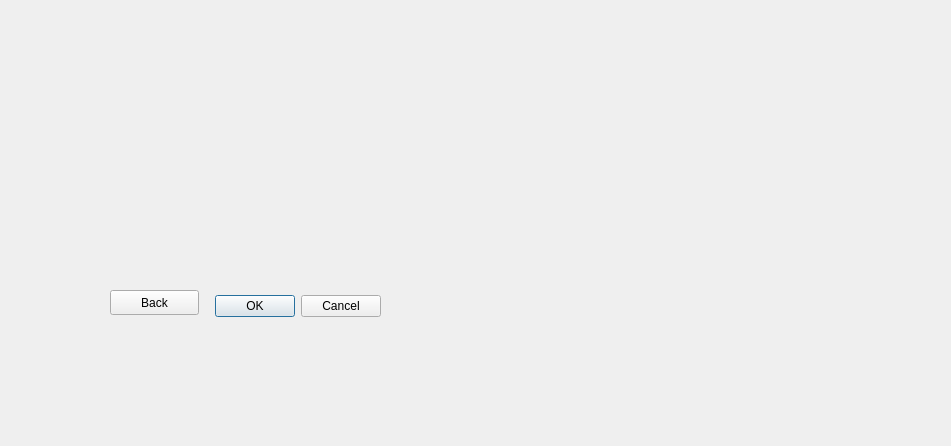
First picture: the form in src/gui/ibf_mainwindow.ui, repository JensUweUlrich/ReadBouncer, before the edit.
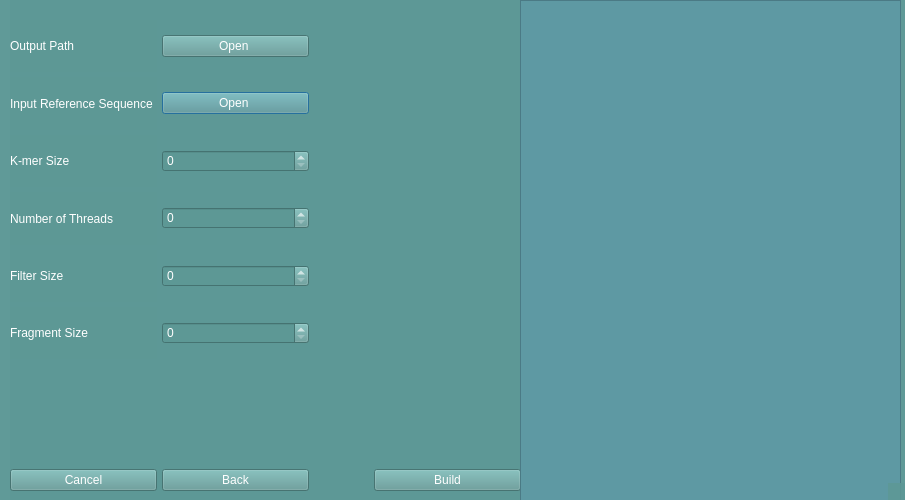
Second picture: the form after the edit.

```diff
--- a/src/gui/ibf_mainwindow.ui
+++ b/src/gui/ibf_mainwindow.ui
@@ -6,46 +6,415 @@
    <rect>
     <x>0</x>
     <y>0</y>
-    <width>951</width>
-    <height>446</height>
+    <width>905</width>
+    <height>500</height>
    </rect>
   </property>
-  <property name="sizePolicy">
-   <sizepolicy hsizetype="Minimum" vsizetype="Preferred">
-    <horstretch>0</horstretch>
-    <verstretch>0</verstretch>
-   </sizepolicy>
+  <property name="minimumSize">
+   <size>
+    <width>905</width>
+    <height>500</height>
+   </size>
+  </property>
+  <property name="maximumSize">
+   <size>
+    <width>905</width>
+    <height>500</height>
+   </size>
+  </property>
+  <property name="focusPolicy">
+   <enum>Qt::NoFocus</enum>
   </property>
   <property name="windowTitle">
    <string>Dialog</string>
   </property>
-  <widget class="QDialogButtonBox" name="buttonBox">
+  <property name="layoutDirection">
+   <enum>Qt::LeftToRight</enum>
+  </property>
+  <property name="autoFillBackground">
+   <bool>false</bool>
+  </property>
+  <property name="styleSheet">
+   <string notr="true">background-color: rgba(93, 152, 150, 220);</string>
+  </property>
+  <property name="sizeGripEnabled">
+   <bool>true</bool>
+  </property>
+  <property name="modal">
+   <bool>true</bool>
+  </property>
+  <widget class="QWidget" name="gridLayoutWidget">
    <property name="geometry">
     <rect>
-     <x>40</x>
-     <y>290</y>
-     <width>341</width>
-     <height>32</height>
+     <x>10</x>
+     <y>0</y>
+     <width>511</width>
+     <height>501</height>
     </rect>
    </property>
-   <property name="orientation">
-    <enum>Qt::Horizontal</enum>
-   </property>
-   <property name="standardButtons">
-    <set>QDialogButtonBox::Cancel|QDialogButtonBox::Ok</set>
-   </property>
+   <layout class="QGridLayout" name="gridLayout">
+    <property name="sizeConstraint">
+     <enum>QLayout::SetMaximumSize</enum>
+    </property>
+    <property name="spacing">
+     <number>5</number>
+    </property>
+    <item row="7" column="1">
+     <widget class="QLabel" name="label_4">
+      <property name="styleSheet">
+       <string notr="true">border-color: rgb(0, 0, 0);
+color: rgb(255, 255, 255);</string>
+      </property>
+      <property name="text">
+       <string>K-mer Size</string>
+      </property>
+     </widget>
+    </item>
+    <item row="5" column="5">
+     <layout class="QFormLayout" name="formLayout"/>
+    </item>
+    <item row="10" column="1">
+     <widget class="QLabel" name="label_2">
+      <property name="styleSheet">
+       <string notr="true">border-color: rgb(0, 0, 0);
+color: rgb(255, 255, 255);</string>
+      </property>
+      <property name="text">
+       <string>Fragment Size</string>
+      </property>
+     </widget>
+    </item>
+    <item row="7" column="6">
+     <widget class="QSpinBox" name="spinBox_3">
+      <property name="styleSheet">
+       <string notr="true">border-color: rgb(0, 0, 0);
+color: rgb(255, 255, 255);</string>
+      </property>
+      <property name="maximum">
+       <number>31</number>
+      </property>
+     </widget>
+    </item>
+    <item row="6" column="9">
+     <spacer name="verticalSpacer_4">
+      <property name="orientation">
+       <enum>Qt::Vertical</enum>
+      </property>
+      <property name="sizeHint" stdset="0">
+       <size>
+        <width>20</width>
+        <height>40</height>
+       </size>
+      </property>
+     </spacer>
+    </item>
+    <item row="2" column="11">
+     <spacer name="horizontalSpacer_2">
+      <property name="orientation">
+       <enum>Qt::Horizontal</enum>
+      </property>
+      <property name="sizeHint" stdset="0">
+       <size>
+        <width>40</width>
+        <height>20</height>
+       </size>
+      </property>
+     </spacer>
+    </item>
+    <item row="9" column="9">
+     <spacer name="verticalSpacer_9">
+      <property name="orientation">
+       <enum>Qt::Vertical</enum>
+      </property>
+      <property name="sizeHint" stdset="0">
+       <size>
+        <width>20</width>
+        <height>40</height>
+       </size>
+      </property>
+     </spacer>
+    </item>
+    <item row="9" column="6">
+     <widget class="QSpinBox" name="spinBox_5">
+      <property name="styleSheet">
+       <string notr="true">border-color: rgb(0, 0, 0);
+color: rgb(255, 255, 255);</string>
+      </property>
+      <property name="maximum">
+       <number>1000000000</number>
+      </property>
+     </widget>
+    </item>
+    <item row="10" column="6">
+     <widget class="QSpinBox" name="spinBox_6">
+      <property name="styleSheet">
+       <string notr="true">border-color: rgb(0, 0, 0);
+color: rgb(255, 255, 255);</string>
+      </property>
+      <property name="maximum">
+       <number>1000000000</number>
+      </property>
+     </widget>
+    </item>
+    <item row="11" column="9">
+     <spacer name="verticalSpacer_7">
+      <property name="orientation">
+       <enum>Qt::Vertical</enum>
+      </property>
+      <property name="sizeHint" stdset="0">
+       <size>
+        <width>20</width>
+        <height>40</height>
+       </size>
+      </property>
+     </spacer>
+    </item>
+    <item row="8" column="6">
+     <widget class="QSpinBox" name="spinBox_4">
+      <property name="styleSheet">
+       <string notr="true">border-color: rgb(0, 0, 0);
+color: rgb(255, 255, 255);</string>
+      </property>
+     </widget>
+    </item>
+    <item row="0" column="10">
+     <layout class="QGridLayout" name="gridLayout_2"/>
+    </item>
+    <item row="14" column="6">
+     <spacer name="horizontalSpacer_5">
+      <property name="orientation">
+       <enum>Qt::Horizontal</enum>
+      </property>
+      <property name="sizeHint" stdset="0">
+       <size>
+        <width>40</width>
+        <height>20</height>
+       </size>
+      </property>
+     </spacer>
+    </item>
+    <item row="14" column="10">
+     <spacer name="verticalSpacer_11">
+      <property name="orientation">
+       <enum>Qt::Vertical</enum>
+      </property>
+      <property name="sizeHint" stdset="0">
+       <size>
+        <width>20</width>
+        <height>40</height>
+       </size>
+      </property>
+     </spacer>
+    </item>
+    <item row="6" column="6">
+     <widget class="QPushButton" name="pushButton_5">
+      <property name="styleSheet">
+       <string notr="true">border-color: rgb(0, 0, 0);
+color: rgb(255, 255, 255);</string>
+      </property>
+      <property name="text">
+       <string>Open </string>
+      </property>
+     </widget>
+    </item>
+    <item row="5" column="6">
+     <widget class="QPushButton" name="pushButton_4">
+      <property name="styleSheet">
+       <string notr="true">border-color: rgb(0, 0, 0);
+color: rgb(255, 255, 255);</string>
+      </property>
+      <property name="text">
+       <string>Open </string>
+      </property>
+     </widget>
+    </item>
+    <item row="8" column="9">
+     <spacer name="verticalSpacer_8">
+      <property name="orientation">
+       <enum>Qt::Vertical</enum>
+      </property>
+      <property name="sizeHint" stdset="0">
+       <size>
+        <width>20</width>
+        <height>40</height>
+       </size>
+      </property>
+     </spacer>
+    </item>
+    <item row="14" column="5">
+     <layout class="QVBoxLayout" name="verticalLayout_2"/>
+    </item>
+    <item row="14" column="0">
+     <layout class="QHBoxLayout" name="horizontalLayout"/>
+    </item>
+    <item row="9" column="1">
+     <widget class="QLabel" name="label">
+      <property name="styleSheet">
+       <string notr="true">border-color: rgb(0, 0, 0);
+color: rgb(255, 255, 255);</string>
+      </property>
+      <property name="text">
+       <string>Filter Size </string>
+      </property>
+     </widget>
+    </item>
+    <item row="6" column="1">
+     <widget class="QLabel" name="label_6">
+      <property name="styleSheet">
+       <string notr="true">border-color: rgb(0, 0, 0);
+color: rgb(255, 255, 255);</string>
+      </property>
+      <property name="text">
+       <string>Input Reference Sequence</string>
+      </property>
+     </widget>
+    </item>
+    <item row="14" column="2">
+     <layout class="QVBoxLayout" name="verticalLayout"/>
+    </item>
+    <item row="16" column="7" rowspan="2">
+     <layout class="QFormLayout" name="formLayout_2"/>
+    </item>
+    <item row="14" column="1">
+     <spacer name="horizontalSpacer_3">
+      <property name="orientation">
+       <enum>Qt::Horizontal</enum>
+      </property>
+      <property name="sizeHint" stdset="0">
+       <size>
+        <width>40</width>
+        <height>20</height>
+       </size>
+      </property>
+     </spacer>
+    </item>
+    <item row="5" column="9">
+     <spacer name="verticalSpacer_3">
+      <property name="orientation">
+       <enum>Qt::Vertical</enum>
+      </property>
+      <property name="sizeHint" stdset="0">
+       <size>
+        <width>20</width>
+        <height>40</height>
+       </size>
+      </property>
+     </spacer>
+    </item>
+    <item row="10" column="9">
+     <spacer name="verticalSpacer_10">
+      <property name="orientation">
+       <enum>Qt::Vertical</enum>
+      </property>
+      <property name="sizeHint" stdset="0">
+       <size>
+        <width>20</width>
+        <height>40</height>
+       </size>
+      </property>
+     </spacer>
+    </item>
+    <item row="16" column="8">
+     <layout class="QHBoxLayout" name="horizontalLayout_2"/>
+    </item>
+    <item row="14" column="8">
+     <spacer name="verticalSpacer_6">
+      <property name="orientation">
+       <enum>Qt::Vertical</enum>
+      </property>
+      <property name="sizeHint" stdset="0">
+       <size>
+        <width>20</width>
+        <height>40</height>
+       </size>
+      </property>
+     </spacer>
+    </item>
+    <item row="17" column="8">
+     <layout class="QVBoxLayout" name="verticalLayout_4"/>
+    </item>
+    <item row="5" column="1">
+     <widget class="QLabel" name="label_7">
+      <property name="styleSheet">
+       <string notr="true">border-color: rgb(0, 0, 0);
+color: rgb(255, 255, 255);</string>
+      </property>
+      <property name="text">
+       <string>Output Path</string>
+      </property>
+     </widget>
+    </item>
+    <item row="8" column="1">
+     <widget class="QLabel" name="label_3">
+      <property name="styleSheet">
+       <string notr="true">border-color: rgb(0, 0, 0);
+color: rgb(255, 255, 255);</string>
+      </property>
+      <property name="text">
+       <string>Number of Threads</string>
+      </property>
+     </widget>
+    </item>
+    <item row="7" column="9">
+     <spacer name="verticalSpacer_5">
+      <property name="orientation">
+       <enum>Qt::Vertical</enum>
+      </property>
+      <property name="sizeHint" stdset="0">
+       <size>
+        <width>20</width>
+        <height>40</height>
+       </size>
+      </property>
+     </spacer>
+    </item>
+    <item row="15" column="1">
+     <widget class="QPushButton" name="pushButton_3">
+      <property name="styleSheet">
+       <string notr="true">border-color: rgb(0, 0, 0);
+color: rgb(255, 255, 255);</string>
+      </property>
+      <property name="text">
+       <string>Cancel</string>
+      </property>
+     </widget>
+    </item>
+    <item row="15" column="6">
+     <widget class="QPushButton" name="pushButton_2">
+      <property name="styleSheet">
+       <string notr="true">border-color: rgb(0, 0, 0);
+color: rgb(255, 255, 255);</string>
+      </property>
+      <property name="text">
+       <string>Back</string>
+      </property>
+     </widget>
+    </item>
+    <item row="15" column="11">
+     <widget class="QPushButton" name="pushButton">
+      <property name="styleSheet">
+       <string notr="true">border-color: rgb(0, 0, 0);
+color: rgb(255, 255, 255);</string>
+      </property>
+      <property name="text">
+       <string>Build</string>
+      </property>
+     </widget>
+    </item>
+   </layout>
   </widget>
-  <widget class="QPushButton" name="pushButton">
+  <widget class="QPlainTextEdit" name="plainTextEdit">
    <property name="geometry">
     <rect>
-     <x>110</x>
-     <y>290</y>
-     <width>89</width>
-     <height>25</height>
+     <x>520</x>
+     <y>0</y>
+     <width>381</width>
+     <height>501</height>
     </rect>
    </property>
-   <property name="text">
-    <string>Back</string>
+   <property name="styleSheet">
+    <string notr="true">color: rgb(255, 255, 255);
+background-color: rgba(93, 152, 165, 214);</string>
    </property>
   </widget>
  </widget>
```
Left out of the diff: 40 changed lines with no effect on the pictures.
